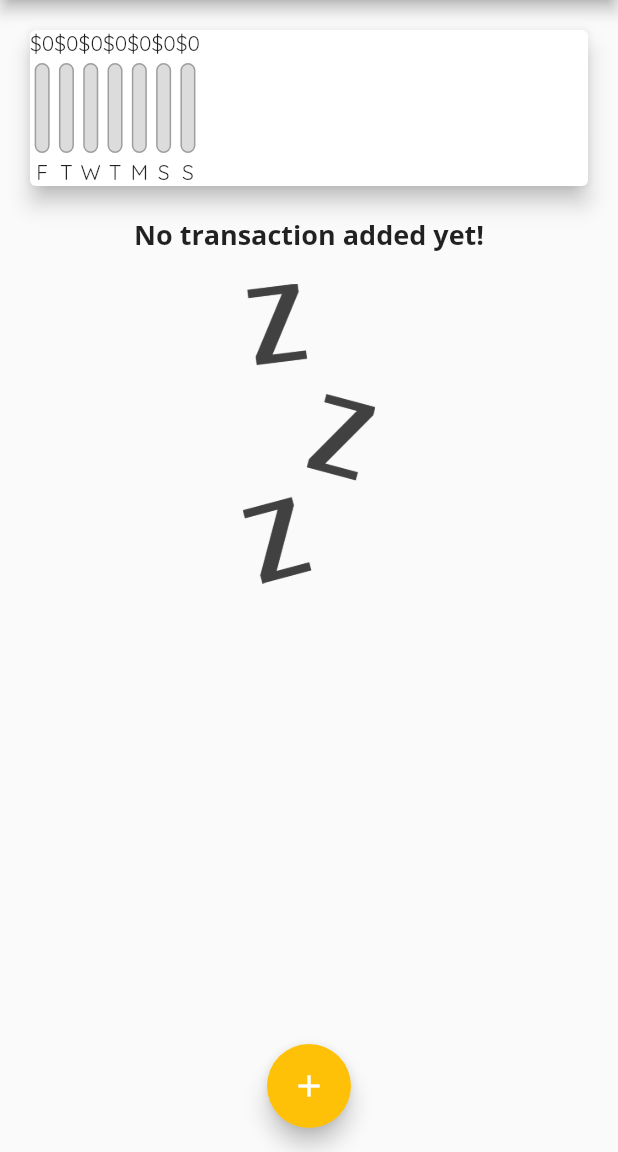
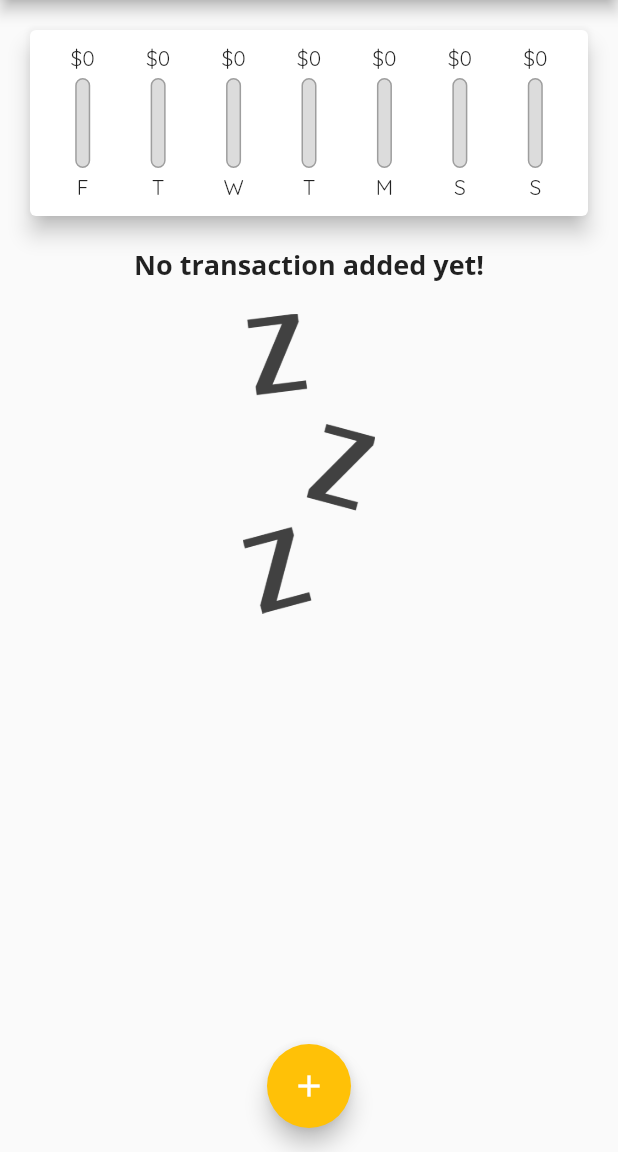
Before and after one commit to Ben1980/learn_flutter, a Flutter app: the screen it shows after launch, on a phone screen of 412 x 824 dp, the part 84-1236 px from its top. Run offline on Flutter 3.47's test engine with Material 2 defaults, Android fonts, the phone set to English and light mode, and no system bars; missing offline and left inert: dart:ffi.

Commit message:
chart finalized

```diff
--- a/personal_expenses/lib/widgets/chart.dart
+++ b/personal_expenses/lib/widgets/chart.dart
@@ -43,17 +43,24 @@ class Chart extends StatelessWidget {
     return Card(
       elevation: 6,
       margin: const EdgeInsets.all(20),
+      child: Padding(
+        padding: const EdgeInsets.all(10),
         child: Row(
+          mainAxisAlignment: MainAxisAlignment.spaceEvenly,
           children: groupedTransactionValues.map((data) {
             final day = (data['day'] as String);
             final amount = (data['amount'] as double);
             final percentage = totalSpending > 0 ? amount / totalSpending : 0.0;
-          return ChartBar(
+            return Flexible(
+              fit: FlexFit.tight,
+              child: ChartBar(
                 day,
                 amount,
                 percentage,
+              ),
             );
           }).toList(),
+        ),
       ),
     );
   }
--- a/personal_expenses/lib/widgets/chart_bar.dart
+++ b/personal_expenses/lib/widgets/chart_bar.dart
@@ -14,7 +14,9 @@ class ChartBar extends StatelessWidget {
   Widget build(BuildContext context) {
     return Column(
       children: [
-        Text('\$${spendingAmount.toStringAsFixed(0)}'),
+        FittedBox(
+          child: Text('\$${spendingAmount.toStringAsFixed(0)}'),
+        ),
         SizedBox(
           height: 4,
         ),
```
Lines whose indentation alone changed are shown as unchanged.
